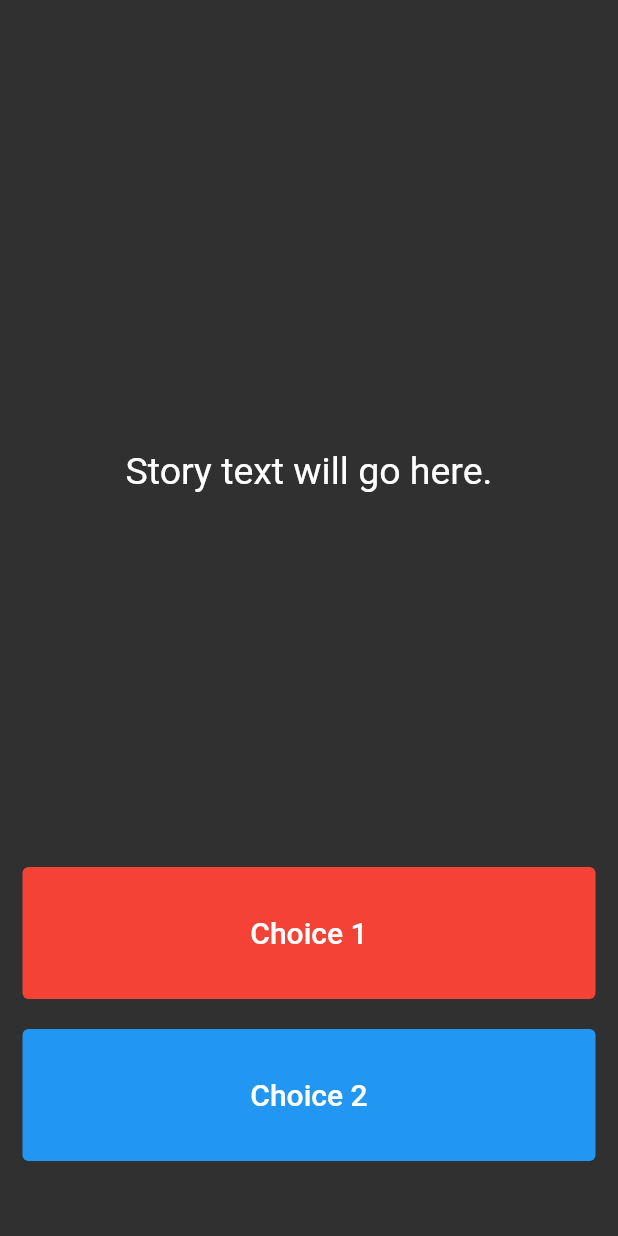
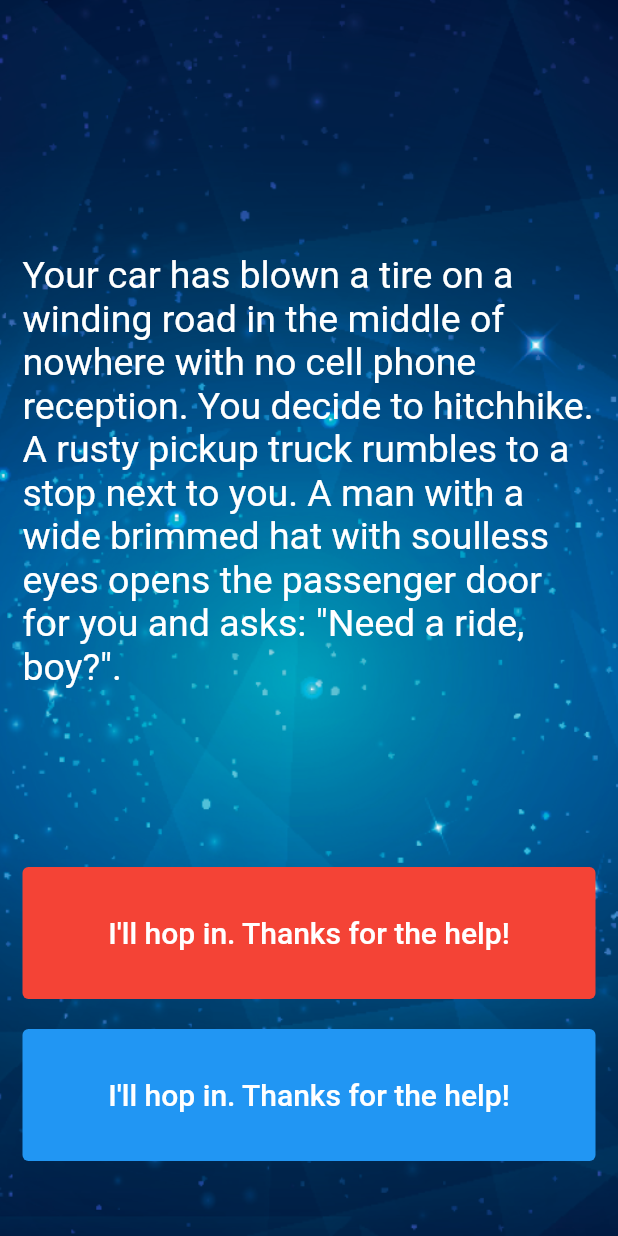
Before and after one commit to HeratUni-CS/destini-noorahmadazimi, a Flutter app: the screen it shows after launch, on a phone screen of 412 x 824 dp. Run offline on Flutter 3.47's test engine with Material 2 defaults, Android fonts, the phone set to English and light mode, and no system bars.

Commit message:
second commit

```diff
--- a/lib/main.dart
+++ b/lib/main.dart
@@ -1,3 +1,5 @@
+import 'dart:math';
+
 import 'package:destini/story_brain.dart';
 import 'package:flutter/material.dart';
 
@@ -16,19 +18,25 @@ class Destini extends StatelessWidget {
 
 //TODO: Step 9 - Create a new storyBrain object from the StoryBrain class.
 
-StoryBrain sb = new StoryBrain();
-
-
 class StoryPage extends StatefulWidget {
   _StoryPageState createState() => _StoryPageState();
 }
 
 class _StoryPageState extends State<StoryPage> {
+  StoryBrain first =StoryBrain();
   @override
   Widget build(BuildContext context) {
     return Scaffold(
       body: Container(
+        height: 450,
+        width: double.infinity,
         //TODO: Step 1 - Add background.png to this Container as a background image.
+         decoration: BoxDecoration(
+           image: DecorationImage(image: AssetImage('images/background.png'),
+             fit: BoxFit.cover,
+
+           ),
+         ),
 
         padding: EdgeInsets.symmetric(vertical: 50.0, horizontal: 15.0),
         constraints: BoxConstraints.expand(),
@@ -39,12 +47,9 @@ class _StoryPageState extends State<StoryPage> {
               Expanded(
                 flex: 12,
                 child: Center(
-
-
                   child: Text(
                     //TODO: Step 10 - use the storyBrain to get the first story title and display it in this Text Widget.
-
-                    'Story text will go here.',
+                    first.getStory(),
                     style: TextStyle(
                       fontSize: 25.0,
                     ),
@@ -55,13 +60,17 @@ class _StoryPageState extends State<StoryPage> {
                 flex: 2,
                 child: TextButton(
                   onPressed: () {
+                    setState(() {
+
+                    });
                     //Choice 1 made by user.
                     //TODO: Step 18 - Call the nextStory() method from storyBrain and pass the number 1 as the choice made by the user.
+
                   },
                   style: TextButton.styleFrom(backgroundColor: Colors.red),
                   child: Text(
                     //TODO: Step 13 - Use the storyBrain to get the text for choice 1.
-                    'Choice 1',
+                    first.getChoice1(),
                     style: TextStyle(
                       fontSize: 20.0,
                       color: Colors.white,
@@ -76,18 +85,24 @@ class _StoryPageState extends State<StoryPage> {
                 flex: 2,
                 //TODO: Step 26 - Use a Flutter Visibility Widget to wrap this TextButton.
                 //TODO: Step 28 - Set the "visible" property of the Visibility Widget to equal the output from the buttonShouldBeVisible() method in the storyBrain.
+                child:Visibility(
+
                   child: TextButton(
                     onPressed: () {
                       //Choice 2 made by user.
                       //TODO: Step 19 - Call the nextStory() method from storyBrain and pass the number 2 as the choice made by the user.
+                      setState(() {
+
+                      });
                     },
                     style: TextButton.styleFrom(backgroundColor: Colors.blue),
                     child: Text(
                       //TODO: Step 14 - Use the storyBrain to get the text for choice 2.
-                    'Choice 2',
+                      first.getChoice1(),
                       style: TextStyle(
                         fontSize: 20.0,
                         color: Colors.white,
+                      ),
                     ),
                   ),
                 ),
--- a/lib/story.dart
+++ b/lib/story.dart
@@ -1,24 +1,18 @@
+//TODO: Step 2 - Create a new class called Story.
 
+//TODO: Step 3 - Create 3 properties for this class, A. storyTitle to store the story text. B. choice1 to store the text for choice 1, C. choice2 to store the text for choice 2.
 
- class Story{
+//TODO: Step 4 - Create a Constructor for this class to be able to initialise the properties created in step 3.
+class Story{
 
- String storyTitle ="";
- String choice1 ="";
- String choice2="";
+  String storyTitle='';
+  String choice1='';
+  String choice2='';
 
-
- Story({String storyTitle="",String choice1="",String choice2=""}){
-   this.storyTitle=storyTitle;
-   this.choice1 = choice1;
-   this.choice2=choice2;
-
- }
-
-
-
-
-
-
-
+  Story(String storyTitle,String choice1,String choice2){
+    this.storyTitle=storyTitle;
+    this.choice1=choice1;
+    this.choice2=choice2;
+  }
 
 }
--- a/lib/story_brain.dart
+++ b/lib/story_brain.dart
@@ -1,66 +1,47 @@
+//TODO: Step 6 - import the story.dart file into this file.
+import 'dart:math';
 
 import 'package:destini/story.dart';
 
-class StoryBrain{
+//TODO: Step 5 - Create a new class called StoryBrain.
+class StoryBrain {
+//TODO: Step 7 - Uncomment the lines below to include storyData as a private property in StoryBrain. Hint: You might need to change something in story.dart to make this work.
+  int _storyNumber=0;
+  List<Story> _storyData = [
+    Story(
+        'Your car has blown a tire on a winding road in the middle of nowhere with no cell phone reception. You decide to hitchhike. A rusty pickup truck rumbles to a stop next to you. A man with a wide brimmed hat with soulless eyes opens the passenger door for you and asks: "Need a ride, boy?".',
+        'I\'ll hop in. Thanks for the help!',
+        'Better ask him if he\'s a murderer first.'),
+    Story(
+         'He nods slowly, unphased by the question.',
+         'At least he\'s honest. I\'ll climb in.',
+         'Wait, I know how to change a tire.'),
+    Story(
 
+        'As you begin to drive, the stranger starts talking about his relationship with his mother. He gets angrier and angrier by the minute. He asks you to open the glovebox. Inside you find a bloody knife, two severed fingers, and a cassette tape of Elton John. He reaches for the glove box.',
+         'I love Elton John! Hand him the cassette tape.',
+         'It\'s him or me! You take the knife and stab him.'),
+    Story(
 
+        'What? Such a cop out! Did you know traffic accidents are the second leading cause of accidental death for most adult age groups?',
+        'Restart',
+         ''),
+    Story(
 
+        'As you smash through the guardrail and careen towards the jagged rocks below you reflect on the dubious wisdom of stabbing someone while they are driving a car you are in.',
+         'Restart',
+         ''),
+    Story(
+
+        'You bond with the murderer while crooning verses of "Can you feel the love tonight". He drops you off at the next town. Before you go he asks you if you know any good places to dump bodies. You reply: "Try the pier".',
+        'Restart',
+         ''),
+  ];
+  getStory(){
+     return _storyData[_storyNumber].storyTitle ;
+  }
+  getChoice1(){
+    return _storyData[_storyNumber].choice1;
+  }
 
 }
-List<Story> _storyData = [
- Story(
-     storyTitle:" 'this is title'"
-     'Your car has blown a tire on a winding road in the middle of nowhere with no cell phone reception. You decide to hitchhike. A rusty pickup truck rumbles to a stop next to you. A man with a wide brimmed hat with soulless eyes opens the passenger door for you and asks: "Need a ride, boy?".',
-     choice1: 'I\'ll hop in. Thanks for the help!',
-     choice2: 'Better ask him if he\'s a murderer first.'),
- Story(
-     storyTitle: 'He nods slowly, unphased by the question.',
-     choice1: 'At least he\'s honest. I\'ll climb in.',
-     choice2: 'Wait, I know how to change a tire.'),
- Story(
-     storyTitle:
-     'As you begin to drive, the stranger starts talking about his relationship with his mother. He gets angrier and angrier by the minute. He asks you to open the glovebox. Inside you find a bloody knife, two severed fingers, and a cassette tape of Elton John. He reaches for the glove box.',
-     choice1: 'I love Elton John! Hand him the cassette tape.',
-     choice2: 'It\'s him or me! You take the knife and stab him.'),
- Story(
-     storyTitle:
-     'What? Such a cop out! Did you know traffic accidents are the second leading cause of accidental death for most adult age groups?',
-     choice1: 'Restart',
-     choice2: ''),
- Story(
-     storyTitle:
-     'As you smash through the guardrail and careen towards the jagged rocks below you reflect on the dubious wisdom of stabbing someone while they are driving a car you are in.',
-     choice1: 'Restart',
-     choice2: ''),
- Story(
-     storyTitle:
-     'You bond with the murderer while crooning verses of "Can you feel the love tonight". He drops you off at the next town. Before you go he asks you if you know any good places to dump bodies. You reply: "Try the pier".',
-     choice1: 'Restart',
-     choice2: '')
-];
-
-//TODO: Step 23 - Use the storyNumber property inside getStory(), getChoice1() and getChoice2() so that it gets the updated story and choices rather than always just the first (0th) one.
-
-//TODO: Step 8 - Create a method called getStory() that returns the first storyTitle from _storyData.
-
-String getStory(){
-  return _storyData[0].storyTitle;
-}
-
-//TODO: Step 11 - Create a method called getChoice1() that returns the text for the first choice1 from _storyData.
-
-//TODO: Step 12 - Create a method called getChoice2() that returns the text for the first choice2 from _storyData.
-
-//TODO: Step 25 - Change the storyNumber property into a private property so that only story_brain.dart has access to it. You can do this by right clicking on the name (storyNumber) and selecting Refactor -> Rename to make the change across all the places where it's used.
-
-//TODO: Step 16 - Create a property called storyNumber which starts with a value of 0. This will be used to track which story the user is currently viewing.
-
-//TODO: Step 17 - Create a method called nextStory(), it should not have any outputs but it should have 1 input called choiceNumber which will be the choice number (int) made by the user.
-
-//TODO: Step 20 - The Story Plan should be in your project files, open it
-
-//TODO: Step 21 - Using the story plan, update nextStory() to change the storyNumber depending on the choice made by the user. e.g. if choiceNumber was equal to 1 and the storyNumber is 0, the storyNumber should become 2.
-
-//TODO: Step 22 - In nextStory() if the storyNumber is equal to 3 or 4 or 5, that means it's the end of the game and it should call a method called restart() that resets the storyNumber to 0.
-
-//TODO: Step 27 - Create a method called buttonShouldBeVisible() which checks to see if storyNumber is 0 or 1 or 2 (when both buttons should show choices) and return true if that is the case, else it should return false.
```
Lines whose indentation alone changed are shown as unchanged.
